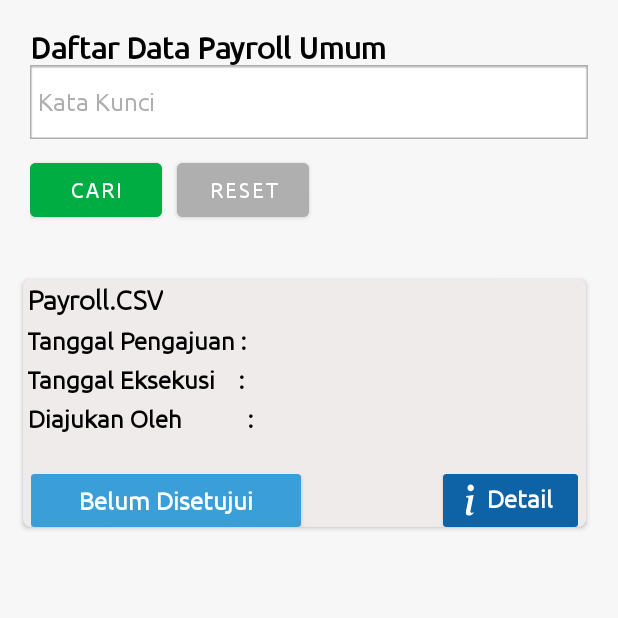
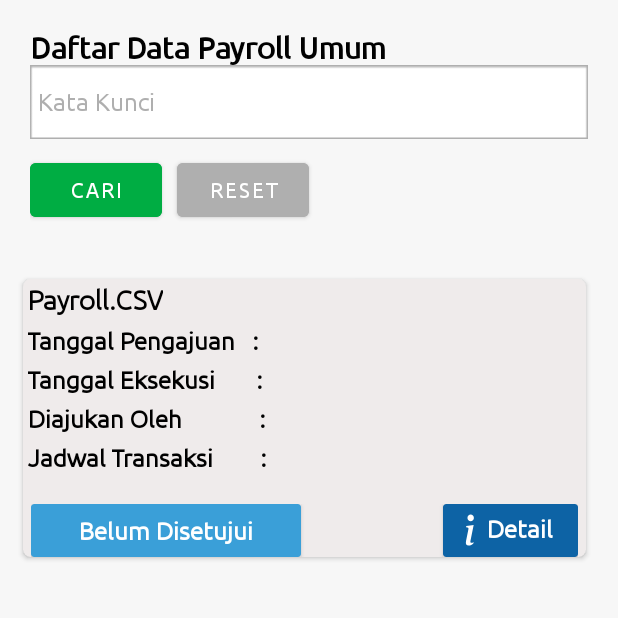
Before and after one commit to ohmantun/CMSMantap, an Android app: the fragment FragmentDaftarTransaksi shown on its own in the app's theme, on a phone screen of 412 x 824 dp, the top half of it. Run offline under Robolectric (Android 15) with nearby library versions, the phone set to English and light mode, and no system bars.

Commit message:
tambah field jadwal transaksi di daftar transaksi

```diff
--- a/app/src/main/res/layout/fragment_daftartransaksi.xml
+++ b/app/src/main/res/layout/fragment_daftartransaksi.xml
@@ -102,7 +102,7 @@
                     <TextView
                         android:layout_width="wrap_content"
                         android:layout_height="wrap_content"
-                        android:text="Tanggal Pengajuan :"
+                        android:text="Tanggal Pengajuan   :"
                         android:textSize="16sp"
                         android:textColor="@color/black"
                         android:textStyle="bold"
@@ -111,7 +111,7 @@
                     <TextView
                         android:layout_width="wrap_content"
                         android:layout_height="wrap_content"
-                        android:text="Tanggal Eksekusi    :"
+                        android:text="Tanggal Eksekusi       :"
                         android:textSize="16sp"
                         android:textColor="@color/black"
                         android:textStyle="bold"
@@ -120,7 +120,7 @@
                     <TextView
                         android:layout_width="wrap_content"
                         android:layout_height="wrap_content"
-                        android:text="Diajukan Oleh           :"
+                        android:text="Diajukan Oleh             :"
                         android:textSize="16sp"
                         android:textColor="@color/black"
                         android:textStyle="bold"
@@ -131,9 +131,17 @@
                         android:layout_height="wrap_content"
                         android:textSize="16sp"
                         android:textColor="@color/black"
+                        android:text="Jadwal Transaksi        :"
                         android:textStyle="bold"
                         android:layout_margin="3dp"/>
 
+                    <TextView
+                        android:layout_width="220dp"
+                        android:layout_height="wrap_content"
+                        android:textSize="16sp"
+                        android:textColor="@color/black"
+                        android:textStyle="bold"
+                        android:layout_margin="3dp"/>
                     <TextView
                         android:id="@+id/tv_tglPengajuan"
                         android:layout_width="220dp"
@@ -150,8 +158,18 @@
                         android:textColor="@color/black"
                         android:textStyle="bold"
                         android:layout_margin="3dp"/>
+
                     <TextView
                         android:id="@+id/tv_diajukanOleh"
+                        android:layout_width="220dp"
+                        android:layout_height="wrap_content"
+                        android:textSize="16sp"
+                        android:textColor="@color/black"
+                        android:textStyle="bold"
+                        android:layout_margin="3dp"/>
+
+                    <TextView
+                        android:id="@+id/tv_jadwalTransaksi"
                         android:layout_width="220dp"
                         android:layout_height="wrap_content"
                         android:textSize="16sp"
@@ -170,7 +188,7 @@
                     android:rowCount="1"
                     android:layout_marginLeft="5dp"
                     android:layout_marginRight="5dp"
-                    android:layout_marginTop="130dp">
+                    android:layout_marginTop="150dp">
 
                     <androidx.cardview.widget.CardView
                         android:layout_width="180dp"
```
Also changed, not shown: app/src/main/res/layout/fragment_trpensiunan.xml (+22 -4 lines).
